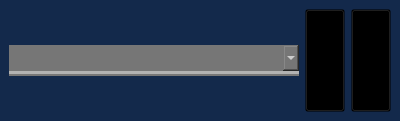
This is speaker_view.ui in mkirby528/Run-MUN as Qt 5 draws it before an edit. The edited form follows.
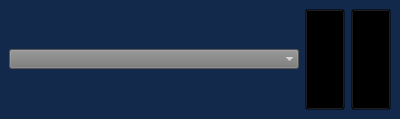
This is the edited form. The open tabs and pages were chosen to show the change. Icons and pictures are not drawn.

The edit to the form file:
```diff
--- a/speaker_view.ui
+++ b/speaker_view.ui
@@ -7,7 +7,7 @@
     <x>0</x>
     <y>0</y>
     <width>400</width>
-    <height>121</height>
+    <height>119</height>
    </rect>
   </property>
   <property name="sizePolicy">
@@ -16,9 +16,427 @@
     <verstretch>0</verstretch>
    </sizepolicy>
   </property>
+  <property name="palette">
+   <palette>
+    <active>
+     <colorrole role="WindowText">
+      <brush brushstyle="SolidPattern">
+       <color alpha="255">
+        <red>255</red>
+        <green>255</green>
+        <blue>255</blue>
+       </color>
+      </brush>
+     </colorrole>
+     <colorrole role="Button">
+      <brush brushstyle="SolidPattern">
+       <color alpha="255">
+        <red>118</red>
+        <green>118</green>
+        <blue>118</blue>
+       </color>
+      </brush>
+     </colorrole>
+     <colorrole role="Light">
+      <brush brushstyle="SolidPattern">
+       <color alpha="255">
+        <red>177</red>
+        <green>177</green>
+        <blue>177</blue>
+       </color>
+      </brush>
+     </colorrole>
+     <colorrole role="Midlight">
+      <brush brushstyle="SolidPattern">
+       <color alpha="255">
+        <red>147</red>
+        <green>147</green>
+        <blue>147</blue>
+       </color>
+      </brush>
+     </colorrole>
+     <colorrole role="Dark">
+      <brush brushstyle="SolidPattern">
+       <color alpha="255">
+        <red>59</red>
+        <green>59</green>
+        <blue>59</blue>
+       </color>
+      </brush>
+     </colorrole>
+     <colorrole role="Mid">
+      <brush brushstyle="SolidPattern">
+       <color alpha="255">
+        <red>78</red>
+        <green>78</green>
+        <blue>78</blue>
+       </color>
+      </brush>
+     </colorrole>
+     <colorrole role="Text">
+      <brush brushstyle="SolidPattern">
+       <color alpha="255">
+        <red>255</red>
+        <green>255</green>
+        <blue>255</blue>
+       </color>
+      </brush>
+     </colorrole>
+     <colorrole role="BrightText">
+      <brush brushstyle="SolidPattern">
+       <color alpha="255">
+        <red>255</red>
+        <green>255</green>
+        <blue>255</blue>
+       </color>
+      </brush>
+     </colorrole>
+     <colorrole role="ButtonText">
+      <brush brushstyle="SolidPattern">
+       <color alpha="255">
+        <red>255</red>
+        <green>255</green>
+        <blue>255</blue>
+       </color>
+      </brush>
+     </colorrole>
+     <colorrole role="Base">
+      <brush brushstyle="SolidPattern">
+       <color alpha="255">
+        <red>0</red>
+        <green>0</green>
+        <blue>0</blue>
+       </color>
+      </brush>
+     </colorrole>
+     <colorrole role="Window">
+      <brush brushstyle="SolidPattern">
+       <color alpha="255">
+        <red>118</red>
+        <green>118</green>
+        <blue>118</blue>
+       </color>
+      </brush>
+     </colorrole>
+     <colorrole role="Shadow">
+      <brush brushstyle="SolidPattern">
+       <color alpha="255">
+        <red>0</red>
+        <green>0</green>
+        <blue>0</blue>
+       </color>
+      </brush>
+     </colorrole>
+     <colorrole role="AlternateBase">
+      <brush brushstyle="SolidPattern">
+       <color alpha="255">
+        <red>59</red>
+        <green>59</green>
+        <blue>59</blue>
+       </color>
+      </brush>
+     </colorrole>
+     <colorrole role="ToolTipBase">
+      <brush brushstyle="SolidPattern">
+       <color alpha="255">
+        <red>255</red>
+        <green>255</green>
+        <blue>220</blue>
+       </color>
+      </brush>
+     </colorrole>
+     <colorrole role="ToolTipText">
+      <brush brushstyle="SolidPattern">
+       <color alpha="255">
+        <red>0</red>
+        <green>0</green>
+        <blue>0</blue>
+       </color>
+      </brush>
+     </colorrole>
+    </active>
+    <inactive>
+     <colorrole role="WindowText">
+      <brush brushstyle="SolidPattern">
+       <color alpha="255">
+        <red>255</red>
+        <green>255</green>
+        <blue>255</blue>
+       </color>
+      </brush>
+     </colorrole>
+     <colorrole role="Button">
+      <brush brushstyle="SolidPattern">
+       <color alpha="255">
+        <red>118</red>
+        <green>118</green>
+        <blue>118</blue>
+       </color>
+      </brush>
+     </colorrole>
+     <colorrole role="Light">
+      <brush brushstyle="SolidPattern">
+       <color alpha="255">
+        <red>177</red>
+        <green>177</green>
+        <blue>177</blue>
+       </color>
+      </brush>
+     </colorrole>
+     <colorrole role="Midlight">
+      <brush brushstyle="SolidPattern">
+       <color alpha="255">
+        <red>147</red>
+        <green>147</green>
+        <blue>147</blue>
+       </color>
+      </brush>
+     </colorrole>
+     <colorrole role="Dark">
+      <brush brushstyle="SolidPattern">
+       <color alpha="255">
+        <red>59</red>
+        <green>59</green>
+        <blue>59</blue>
+       </color>
+      </brush>
+     </colorrole>
+     <colorrole role="Mid">
+      <brush brushstyle="SolidPattern">
+       <color alpha="255">
+        <red>78</red>
+        <green>78</green>
+        <blue>78</blue>
+       </color>
+      </brush>
+     </colorrole>
+     <colorrole role="Text">
+      <brush brushstyle="SolidPattern">
+       <color alpha="255">
+        <red>255</red>
+        <green>255</green>
+        <blue>255</blue>
+       </color>
+      </brush>
+     </colorrole>
+     <colorrole role="BrightText">
+      <brush brushstyle="SolidPattern">
+       <color alpha="255">
+        <red>255</red>
+        <green>255</green>
+        <blue>255</blue>
+       </color>
+      </brush>
+     </colorrole>
+     <colorrole role="ButtonText">
+      <brush brushstyle="SolidPattern">
+       <color alpha="255">
+        <red>255</red>
+        <green>255</green>
+        <blue>255</blue>
+       </color>
+      </brush>
+     </colorrole>
+     <colorrole role="Base">
+      <brush brushstyle="SolidPattern">
+       <color alpha="255">
+        <red>0</red>
+        <green>0</green>
+        <blue>0</blue>
+       </color>
+      </brush>
+     </colorrole>
+     <colorrole role="Window">
+      <brush brushstyle="SolidPattern">
+       <color alpha="255">
+        <red>118</red>
+        <green>118</green>
+        <blue>118</blue>
+       </color>
+      </brush>
+     </colorrole>
+     <colorrole role="Shadow">
+      <brush brushstyle="SolidPattern">
+       <color alpha="255">
+        <red>0</red>
+        <green>0</green>
+        <blue>0</blue>
+       </color>
+      </brush>
+     </colorrole>
+     <colorrole role="AlternateBase">
+      <brush brushstyle="SolidPattern">
+       <color alpha="255">
+        <red>59</red>
+        <green>59</green>
+        <blue>59</blue>
+       </color>
+      </brush>
+     </colorrole>
+     <colorrole role="ToolTipBase">
+      <brush brushstyle="SolidPattern">
+       <color alpha="255">
+        <red>255</red>
+        <green>255</green>
+        <blue>220</blue>
+       </color>
+      </brush>
+     </colorrole>
+     <colorrole role="ToolTipText">
+      <brush brushstyle="SolidPattern">
+       <color alpha="255">
+        <red>0</red>
+        <green>0</green>
+        <blue>0</blue>
+       </color>
+      </brush>
+     </colorrole>
+    </inactive>
+    <disabled>
+     <colorrole role="WindowText">
+      <brush brushstyle="SolidPattern">
+       <color alpha="255">
+        <red>59</red>
+        <green>59</green>
+        <blue>59</blue>
+       </color>
+      </brush>
+     </colorrole>
+     <colorrole role="Button">
+      <brush brushstyle="SolidPattern">
+       <color alpha="255">
+        <red>118</red>
+        <green>118</green>
+        <blue>118</blue>
+       </color>
+      </brush>
+     </colorrole>
+     <colorrole role="Light">
+      <brush brushstyle="SolidPattern">
+       <color alpha="255">
+        <red>177</red>
+        <green>177</green>
+        <blue>177</blue>
+       </color>
+      </brush>
+     </colorrole>
+     <colorrole role="Midlight">
+      <brush brushstyle="SolidPattern">
+       <color alpha="255">
+        <red>147</red>
+        <green>147</green>
+        <blue>147</blue>
+       </color>
+      </brush>
+     </colorrole>
+     <colorrole role="Dark">
+      <brush brushstyle="SolidPattern">
+       <color alpha="255">
+        <red>59</red>
+        <green>59</green>
+        <blue>59</blue>
+       </color>
+      </brush>
+     </colorrole>
+     <colorrole role="Mid">
+      <brush brushstyle="SolidPattern">
+       <color alpha="255">
+        <red>78</red>
+        <green>78</green>
+        <blue>78</blue>
+       </color>
+      </brush>
+     </colorrole>
+     <colorrole role="Text">
+      <brush brushstyle="SolidPattern">
+       <color alpha="255">
+        <red>59</red>
+        <green>59</green>
+        <blue>59</blue>
+       </color>
+      </brush>
+     </colorrole>
+     <colorrole role="BrightText">
+      <brush brushstyle="SolidPattern">
+       <color alpha="255">
+        <red>255</red>
+        <green>255</green>
+        <blue>255</blue>
+       </color>
+      </brush>
+     </colorrole>
+     <colorrole role="ButtonText">
+      <brush brushstyle="SolidPattern">
+       <color alpha="255">
+        <red>59</red>
+        <green>59</green>
+        <blue>59</blue>
+       </color>
+      </brush>
+     </colorrole>
+     <colorrole role="Base">
+      <brush brushstyle="SolidPattern">
+       <color alpha="255">
+        <red>118</red>
+        <green>118</green>
+        <blue>118</blue>
+       </color>
+      </brush>
+     </colorrole>
+     <colorrole role="Window">
+      <brush brushstyle="SolidPattern">
+       <color alpha="255">
+        <red>118</red>
+        <green>118</green>
+        <blue>118</blue>
+       </color>
+      </brush>
+     </colorrole>
+     <colorrole role="Shadow">
+      <brush brushstyle="SolidPattern">
+       <color alpha="255">
+        <red>0</red>
+        <green>0</green>
+        <blue>0</blue>
+       </color>
+      </brush>
+     </colorrole>
+     <colorrole role="AlternateBase">
+      <brush brushstyle="SolidPattern">
+       <color alpha="255">
+        <red>118</red>
+        <green>118</green>
+        <blue>118</blue>
+       </color>
+      </brush>
+     </colorrole>
+     <colorrole role="ToolTipBase">
+      <brush brushstyle="SolidPattern">
+       <color alpha="255">
+        <red>255</red>
+        <green>255</green>
+        <blue>220</blue>
+       </color>
+      </brush>
+     </colorrole>
+     <colorrole role="ToolTipText">
+      <brush brushstyle="SolidPattern">
+       <color alpha="255">
+        <red>0</red>
+        <green>0</green>
+        <blue>0</blue>
+       </color>
+      </brush>
+     </colorrole>
+    </disabled>
+   </palette>
+  </property>
   <property name="windowTitle">
    <string>StackedWidget</string>
   </property>
+  <property name="autoFillBackground">
+   <bool>true</bool>
+  </property>
   <property name="styleSheet">
    <string notr="true">#root, #StackedWidget, #display_mode_view, #add_mode_view{
 	background-color: #13294B;
@@ -28,7 +446,7 @@
 
 #speaker_name_label,#speaker_number_label{
 	color:white;
-	font: 24pt &quot;MS UI Gothic&quot;;
+	font: 24pt &quot;Arial Black&quot;;
 	text-decoration: underline;
 
 }
@@ -40,14 +458,13 @@
 #add_speaker_combo_box{
 	color:white;
 	background-color: #767676;
-	font: 75 14pt &quot;MS Shell Dlg 2&quot;;	
-	border-style: ridge;
-    border-width: 0px,5px,0px,0px;
-    border-color: #777777;
-	padding: 5px
+	font: 87 14pt &quot;Arial Black&quot;;	
 }
 </string>
   </property>
+  <property name="lineWidth">
+   <number>0</number>
+  </property>
   <property name="currentIndex">
    <number>0</number>
   </property>
@@ -121,12 +538,24 @@
    <layout class="QHBoxLayout" name="horizontalLayout_2" stretch="8,0,1">
     <item>
      <widget class="QComboBox" name="add_speaker_combo_box">
+      <property name="contextMenuPolicy">
+       <enum>Qt::ActionsContextMenu</enum>
+      </property>
+      <property name="autoFillBackground">
+       <bool>false</bool>
+      </property>
+      <property name="styleSheet">
+       <string notr="true">background-color: #767676 ; color:white</string>
+      </property>
       <property name="insertPolicy">
        <enum>QComboBox::InsertAlphabetically</enum>
       </property>
       <property name="duplicatesEnabled">
        <bool>false</bool>
       </property>
+      <property name="frame">
+       <bool>false</bool>
+      </property>
      </widget>
     </item>
     <item>
```
Left out of the diff: 2 changed lines with no effect on the pictures.
